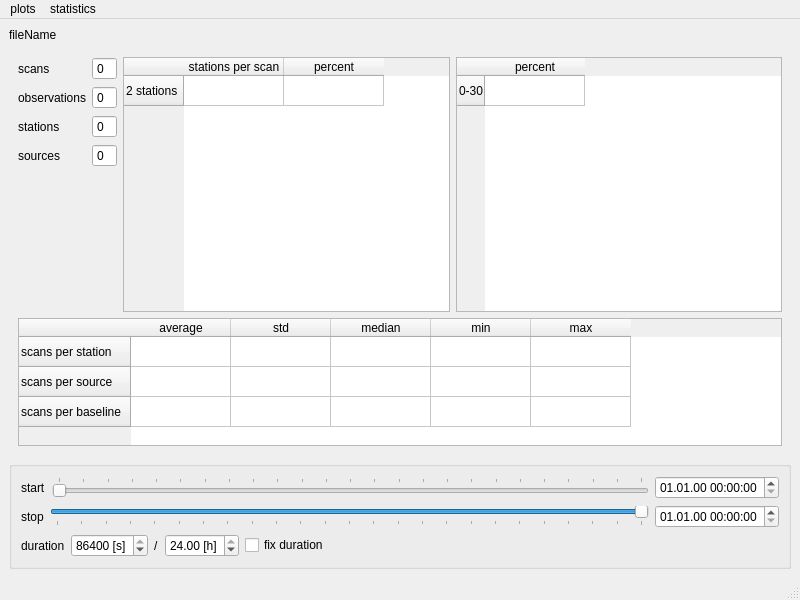
Qt form vieschedpp_analyser.ui (TUW-VieVS/VieSchedpp) before a commit.
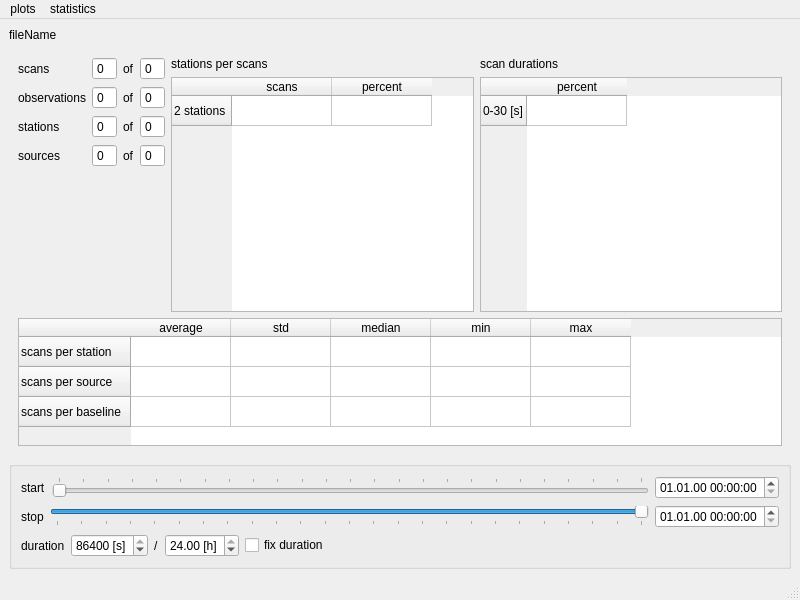
The same form after that commit.

Commit message: update sched analyser

Patch:
```diff
--- a/vieschedpp_analyser.ui
+++ b/vieschedpp_analyser.ui
@@ -118,9 +118,9 @@
       </widget>
       <widget class="QWidget" name="uv"/>
       <widget class="QWidget" name="statistics_general">
-       <layout class="QVBoxLayout" name="verticalLayout_8" stretch="2,1">
+       <layout class="QVBoxLayout" name="verticalLayout_10" stretch="2,1">
         <item>
-         <layout class="QHBoxLayout" name="horizontalLayout_2">
+         <layout class="QHBoxLayout" name="horizontalLayout_8">
           <item>
            <layout class="QFormLayout" name="formLayout">
             <item row="0" column="0">
@@ -131,6 +131,8 @@
              </widget>
             </item>
             <item row="0" column="1">
+             <layout class="QHBoxLayout" name="horizontalLayout_2">
+              <item>
              <widget class="QSpinBox" name="spinBox_scans">
               <property name="enabled">
                <bool>true</bool>
@@ -143,6 +145,28 @@
               </property>
              </widget>
             </item>
+              <item>
+               <widget class="QLabel" name="label_7">
+                <property name="text">
+                 <string>of</string>
+                </property>
+               </widget>
+              </item>
+              <item>
+               <widget class="QSpinBox" name="spinBox_scans_total">
+                <property name="enabled">
+                 <bool>true</bool>
+                </property>
+                <property name="readOnly">
+                 <bool>true</bool>
+                </property>
+                <property name="buttonSymbols">
+                 <enum>QAbstractSpinBox::NoButtons</enum>
+                </property>
+               </widget>
+              </item>
+             </layout>
+            </item>
             <item row="1" column="0">
              <widget class="QLabel" name="label_3">
               <property name="text">
@@ -151,6 +175,8 @@
              </widget>
             </item>
             <item row="1" column="1">
+             <layout class="QHBoxLayout" name="horizontalLayout_5">
+              <item>
              <widget class="QSpinBox" name="spinBox_observations">
               <property name="enabled">
                <bool>true</bool>
@@ -163,6 +189,28 @@
               </property>
              </widget>
             </item>
+              <item>
+               <widget class="QLabel" name="label_8">
+                <property name="text">
+                 <string>of</string>
+                </property>
+               </widget>
+              </item>
+              <item>
+               <widget class="QSpinBox" name="spinBox_observations_total">
+                <property name="enabled">
+                 <bool>true</bool>
+                </property>
+                <property name="readOnly">
+                 <bool>true</bool>
+                </property>
+                <property name="buttonSymbols">
+                 <enum>QAbstractSpinBox::NoButtons</enum>
+                </property>
+               </widget>
+              </item>
+             </layout>
+            </item>
             <item row="2" column="0">
              <widget class="QLabel" name="label_4">
               <property name="text">
@@ -171,6 +219,8 @@
              </widget>
             </item>
             <item row="2" column="1">
+             <layout class="QHBoxLayout" name="horizontalLayout_6">
+              <item>
              <widget class="QSpinBox" name="spinBox_stations">
               <property name="enabled">
                <bool>true</bool>
@@ -183,6 +233,28 @@
               </property>
              </widget>
             </item>
+              <item>
+               <widget class="QLabel" name="label_9">
+                <property name="text">
+                 <string>of</string>
+                </property>
+               </widget>
+              </item>
+              <item>
+               <widget class="QSpinBox" name="spinBox_stations_total">
+                <property name="enabled">
+                 <bool>true</bool>
+                </property>
+                <property name="readOnly">
+                 <bool>true</bool>
+                </property>
+                <property name="buttonSymbols">
+                 <enum>QAbstractSpinBox::NoButtons</enum>
+                </property>
+               </widget>
+              </item>
+             </layout>
+            </item>
             <item row="3" column="0">
              <widget class="QLabel" name="label_5">
               <property name="text">
@@ -191,6 +263,8 @@
              </widget>
             </item>
             <item row="3" column="1">
+             <layout class="QHBoxLayout" name="horizontalLayout_7">
+              <item>
              <widget class="QSpinBox" name="spinBox_sources">
               <property name="enabled">
                <bool>true</bool>
@@ -203,10 +277,41 @@
               </property>
              </widget>
             </item>
-           </layout>
-          </item>
+              <item>
+               <widget class="QLabel" name="label_10">
+                <property name="text">
+                 <string>of</string>
+                </property>
+               </widget>
+              </item>
+              <item>
+               <widget class="QSpinBox" name="spinBox_sources_total">
+                <property name="enabled">
+                 <bool>true</bool>
+                </property>
+                <property name="readOnly">
+                 <bool>true</bool>
+                </property>
+                <property name="buttonSymbols">
+                 <enum>QAbstractSpinBox::NoButtons</enum>
+                </property>
+               </widget>
+              </item>
+             </layout>
+            </item>
+           </layout>
+          </item>
           <item>
-           <widget class="QTableWidget" name="tableWidget">
+           <layout class="QVBoxLayout" name="verticalLayout_8">
+            <item>
+             <widget class="QLabel" name="label_11">
+              <property name="text">
+               <string>stations per scans</string>
+              </property>
+             </widget>
+            </item>
+            <item>
+             <widget class="QTableWidget" name="tableWidget_sta_per_scan">
             <row>
              <property name="text">
               <string>2 stations</string>
@@ -214,7 +319,7 @@
             </row>
             <column>
              <property name="text">
-              <string>stations per scan</string>
+                <string>scans</string>
              </property>
             </column>
             <column>
@@ -224,11 +329,22 @@
             </column>
            </widget>
           </item>
+           </layout>
+          </item>
           <item>
-           <widget class="QTableWidget" name="tableWidget_2">
+           <layout class="QVBoxLayout" name="verticalLayout_9">
+            <item>
+             <widget class="QLabel" name="label_12">
+              <property name="text">
+               <string>scan durations</string>
+              </property>
+             </widget>
+            </item>
+            <item>
+             <widget class="QTableWidget" name="tableWidget_scan_duration">
             <row>
              <property name="text">
-              <string>0-30</string>
+                <string>0-30 [s]</string>
              </property>
             </row>
             <column>
@@ -237,6 +353,8 @@
              </property>
             </column>
            </widget>
+            </item>
+           </layout>
           </item>
          </layout>
         </item>
```
Left out of the diff: 6 changed lines with no effect on the pictures. Lines whose indentation alone changed are shown as unchanged.
